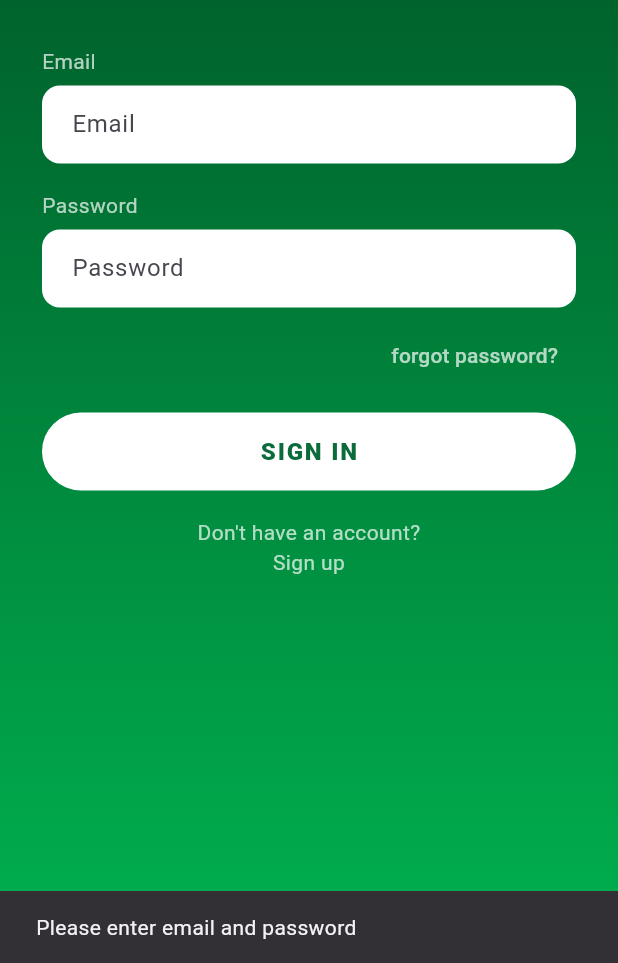
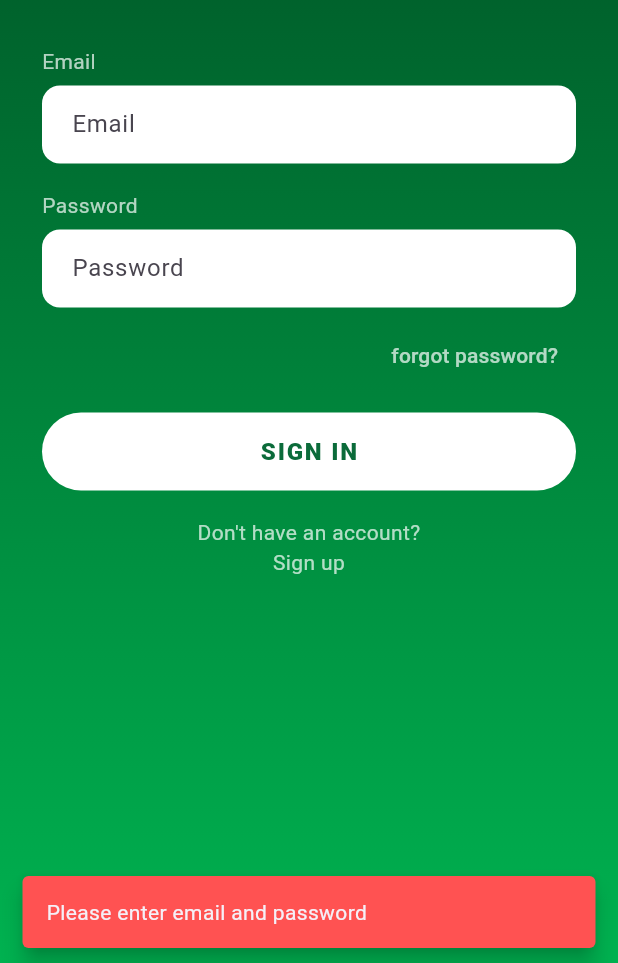
Before and after one commit to totaaa654/thesisRotify, a Flutter app: the LoginPage screen opened by its route, after a tap on "SIGN IN", on a phone screen of 412 x 824 dp, the part 273-1236 px from its top. Run offline on Flutter 3.47's test engine with Material 3 defaults, Android fonts, the phone set to English and light mode, and no system bars; our stand-ins replace cloud_firestore, firebase_auth, firebase_core, firebase_database, fl_chart; accounts and stored records are empty.

Commit message:
fixed the login to be accurate in sign up

```diff
--- a/lib/login.dart
+++ b/lib/login.dart
@@ -34,11 +34,15 @@ class _LoginPageState extends State<LoginPage> {
           SafeArea(
             child: Padding(
               padding: const EdgeInsets.symmetric(horizontal: 28),
+              child: SingleChildScrollView(
+                // Added scroll view to prevent overflow on small screens
                 child: Column(
                   crossAxisAlignment: CrossAxisAlignment.start,
                   children: [
                     const SizedBox(height: 40),
-                  Center(child: Image.asset('assets/images/logo.png', width: 80)),
+                    Center(
+                        child:
+                            Image.asset('assets/images/logo.png', width: 80)),
                     const SizedBox(height: 24),
                     const Center(
                       child: Text(
@@ -53,7 +57,8 @@ class _LoginPageState extends State<LoginPage> {
                     const SizedBox(height: 32),
 
                     // Email
-                  const Text('Email', style: TextStyle(color: Colors.white70)),
+                    const Text('Email',
+                        style: TextStyle(color: Colors.white70)),
                     const SizedBox(height: 6),
                     _inputField(
                       controller: emailController,
@@ -63,7 +68,8 @@ class _LoginPageState extends State<LoginPage> {
                     const SizedBox(height: 18),
 
                     // Password
-                  const Text('Password', style: TextStyle(color: Colors.white70)),
+                    const Text('Password',
+                        style: TextStyle(color: Colors.white70)),
                     const SizedBox(height: 6),
                     _inputField(
                       controller: passwordController,
@@ -76,7 +82,8 @@ class _LoginPageState extends State<LoginPage> {
                       alignment: Alignment.centerRight,
                       child: TextButton(
                         onPressed: () {},
-                      child: const Text('forgot password?', style: TextStyle(color: Colors.white70)),
+                        child: const Text('forgot password?',
+                            style: TextStyle(color: Colors.white70)),
                       ),
                     ),
                     const SizedBox(height: 14),
@@ -94,7 +101,8 @@ class _LoginPageState extends State<LoginPage> {
                           shape: const StadiumBorder(),
                         ),
                         child: _isLoading
-                          ? const CircularProgressIndicator(color: Color(0xFF0B6B3A))
+                            ? const CircularProgressIndicator(
+                                color: Color(0xFF0B6B3A))
                             : const Text(
                                 'SIGN IN',
                                 style: TextStyle(
@@ -121,70 +129,74 @@ class _LoginPageState extends State<LoginPage> {
                 ),
               ),
             ),
+          ),
         ],
       ),
     );
   }
 
-  // ✅ Sign-in handler showing exact Firebase error messages
+  // ✅ UPDATED Sign-in handler with Case Sensitivity Check
   void _handleSignIn() async {
-  final email = emailController.text.trim();
+    final emailInput = emailController.text.trim();
     final password = passwordController.text.trim();
 
-  if (email.isEmpty || password.isEmpty) {
-    ScaffoldMessenger.of(context).showSnackBar(
-      const SnackBar(content: Text('Please enter email and password')),
-    );
-    return;
-  }
-
-  // Basic email format check
-  final emailRegex = RegExp(r'^[^@]+@[^@]+\.[^@]+');
-  if (!emailRegex.hasMatch(email)) {
-    ScaffoldMessenger.of(context).showSnackBar(
-      const SnackBar(content: Text('Please enter a valid email address')),
-    );
+    if (emailInput.isEmpty || password.isEmpty) {
+      _showSnackBar('Please enter email and password', Colors.redAccent);
       return;
     }
 
     setState(() => _isLoading = true);
 
     try {
-    // Call AuthService.signIn → returns null if success, or error string
-    final error = await _authService.signIn(email, password);
+      // 1. Attempt standard Firebase login
+      final error = await _authService.signIn(emailInput, password);
 
       if (!mounted) return;
 
       if (error == null) {
-      // ✅ Sign-in successful
+        // 2. SUCCESSFUL LOGIN - Now check for Case Sensitivity
+        final user = _authService.currentUser;
+
+        // 3. Compare typed email exactly with the one registered in Firebase
+        if (user != null && user.email != emailInput) {
+          // ❌ The casing doesn't match!
+          await _authService.signOut(); // Kick them out immediately
+
+          setState(() => _isLoading = false);
+          _showSnackBar(
+              'Email casing is incorrect. Use the exact email from sign up.',
+              Colors.redAccent);
+          return;
+        }
+
+        // ✅ EXACT MATCH - Proceed to Home
         Navigator.pushReplacement(
           context,
           MaterialPageRoute(builder: (_) => const HomeNav()),
         );
       } else {
-      // ❌ Show exact error returned by AuthService (based on e.code)
-      ScaffoldMessenger.of(context).showSnackBar(
-        SnackBar(
-          content: Text(error),
-          behavior: SnackBarBehavior.floating,
-          backgroundColor: Colors.redAccent,
-        ),
-      );
+        // ❌ Firebase Error (Wrong password, user not found, etc.)
+        _showSnackBar(error, Colors.redAccent);
       }
     } catch (e) {
       if (!mounted) return;
-    ScaffoldMessenger.of(context).showSnackBar(
-      const SnackBar(
-        content: Text('Something went wrong. Please try again.'),
-        behavior: SnackBarBehavior.floating,
-        backgroundColor: Colors.redAccent,
-      ),
-    );
+      _showSnackBar(
+          'Something went wrong. Please try again.', Colors.redAccent);
     } finally {
       if (mounted) setState(() => _isLoading = false);
     }
   }
 
+  // Helper to show SnackBar
+  void _showSnackBar(String message, Color bgColor) {
+    ScaffoldMessenger.of(context).showSnackBar(
+      SnackBar(
+        content: Text(message),
+        behavior: SnackBarBehavior.floating,
+        backgroundColor: bgColor,
+      ),
+    );
+  }
 
   // Input field helper
   static Widget _inputField({
@@ -201,7 +213,8 @@ class _LoginPageState extends State<LoginPage> {
         hintText: hint,
         filled: true,
         fillColor: Colors.white,
-        contentPadding: const EdgeInsets.symmetric(horizontal: 16, vertical: 14),
+        contentPadding:
+            const EdgeInsets.symmetric(horizontal: 16, vertical: 14),
         border: OutlineInputBorder(
           borderRadius: BorderRadius.circular(12),
           borderSide: BorderSide.none,
```
Also changed, not shown: lib/services/auth_service.dart (+65 -39 lines), lib/settings.dart (+100 -34 lines), lib/signup.dart (+30 -24 lines), 1 other file. Lines whose indentation alone changed are shown as unchanged.
